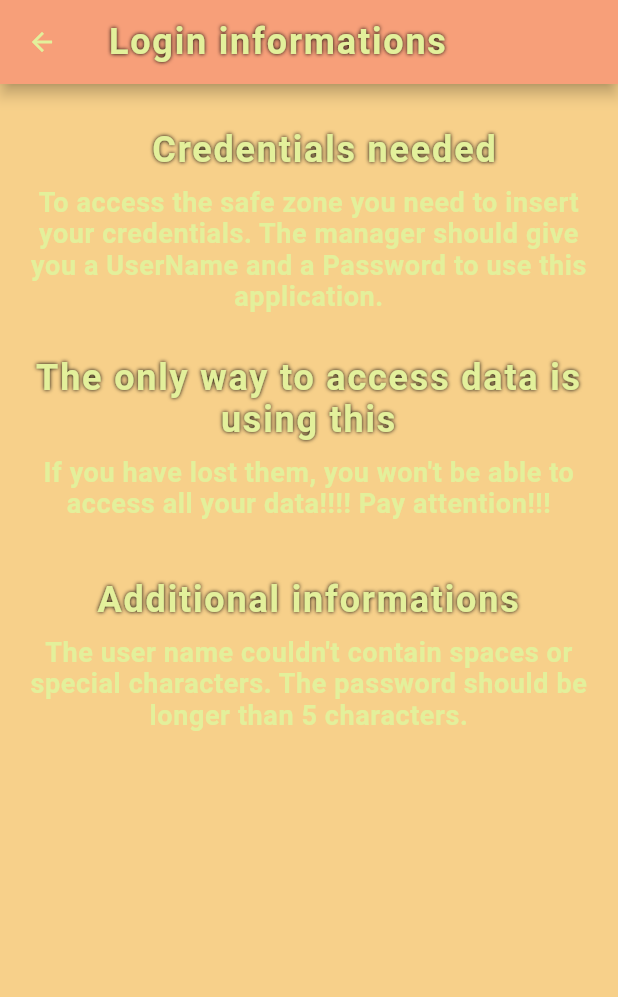
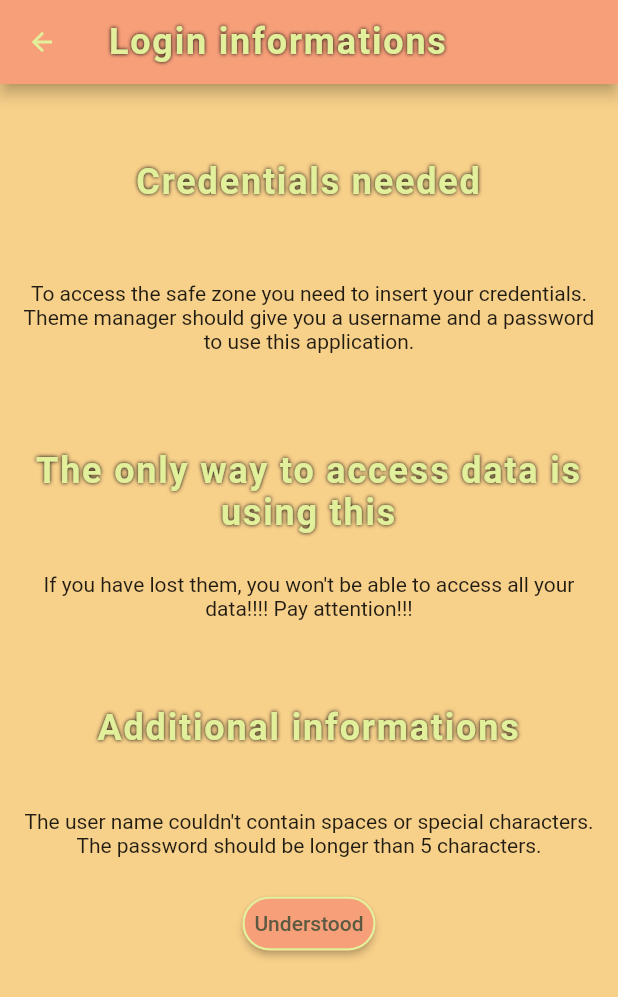
Before and after one commit to Gabriele266/MyOlder, a Flutter app: the screen it shows after launch, after a tap on "Create user", after a tap on the "info" icon, on a phone screen of 412 x 824 dp. Shown: the top 997 px of the screen. Run offline on Flutter 3.47's test engine with Material 2 defaults, Android fonts, the phone set to English and light mode, and no system bars; our stand-ins replace file_picker, open_file; missing offline and left inert: aes_crypt, keyboard_visibility; Roboto replaces fonts that are missing (Times New Roman, Times new Roman).

Commit message:
Adjusted responsiveness and pattern

```diff
--- a/my_older/lib/pages/login-info-page.dart
+++ b/my_older/lib/pages/login-info-page.dart
@@ -1,75 +1,59 @@
 import 'package:flutter/material.dart';
 
-// TODO: Use better pattern for this page
-// TODO: Optimize Theme and Media with final variables
-// TODO: Make this page responsive and adaptive
+import '../widgets/text-section.dart';
+
 class LoginInfoPage extends StatelessWidget {
   /// The name of this page
   static const String routeName = '/login/info';
 
   @override
   Widget build(BuildContext context) {
+    // Simplify
+    final theme = Theme.of(context);
+    final media = MediaQuery.of(context);
+
     return Scaffold(
-      backgroundColor: Theme.of(context).backgroundColor,
+      backgroundColor: theme.backgroundColor,
       appBar: AppBar(
         title: Text(
           'Login informations',
-          style: Theme.of(context).textTheme.headline1,
+          style: theme.textTheme.headline1,
         ),
       ),
-      body: Center(
-        child: Container(
-          margin: const EdgeInsets.only(
-            left: 10,
-            right: 10,
-          ),
-          child: Column(
-            children: [
-              Padding(
-                  padding: const EdgeInsets.only(top: 30, left: 20),
-                  child: Text('Credentials needed',
-                      style: Theme.of(context).textTheme.headline1)),
-              Padding(
-                padding: const EdgeInsets.only(top: 10),
-                child: Text(
-                  'To access the safe zone you need to insert your credentials. The manager should give you a UserName and a Password to use this application. ',
-                  style: Theme.of(context).textTheme.headline2,
-                  textAlign: TextAlign.center,
+      body: SingleChildScrollView(
+        child: Center(
+          child: Container(
+            margin: EdgeInsets.symmetric(horizontal: media.size.width * 0.02),
+            child: Column(
+              children: [
+                TextSection(
+                  title: 'Credentials needed',
+                  content:
+                      'To access the safe zone you need to insert your credentials. Theme manager should give you a username and a password to use this application. ',
+                  maxHeight: media.size.height * 0.25,
                 ),
-              ),
-              Padding(
-                padding: const EdgeInsets.only(top: 30),
-                child: Text(
-                  'The only way to access data is using this',
-                  style: Theme.of(context).textTheme.headline1,
-                  textAlign: TextAlign.center,
+                TextSection(
+                  title: 'The only way to access data is using this',
+                  content:
+                      'If you have lost them, you won\'t be able to access all your data!!!! Pay attention!!!',
+                  maxHeight: media.size.height * 0.2,
                 ),
-              ),
-              Padding(
-                padding: const EdgeInsets.only(top: 10),
-                child: Text(
-                  'If you have lost them, you won\'t be able to access all your data!!!! Pay attention!!!',
-                  style: Theme.of(context).textTheme.headline2,
-                  textAlign: TextAlign.center,
+                TextSection(
+                  title: 'Additional informations',
+                  content:
+                      'The user name couldn\'t contain spaces or special characters. The password should be longer than 5 characters.',
+                  maxHeight: media.size.height * 0.2,
                 ),
-              ),
-              Padding(
-                padding: const EdgeInsets.only(top: 40),
-                child: Text(
-                  'Additional informations',
-                  style: Theme.of(context).textTheme.headline1,
-                  textAlign: TextAlign.center,
-                ),
-              ),
-              Padding(
-                padding: const EdgeInsets.only(top: 10),
-                child: Text(
-                  'The user name couldn\'t contain spaces or special characters. The password should be longer than 5 characters.',
-                  style: Theme.of(context).textTheme.headline2,
-                  textAlign: TextAlign.center,
-                ),
-              ),
-            ],
+                Center(
+                  child: TextButton(
+                    onPressed: () => Navigator.pop(context),
+                    child: Text(
+                      'Understood',
+                    ),
+                  ),
+                )
+              ],
+            ),
           ),
         ),
       ),
```
